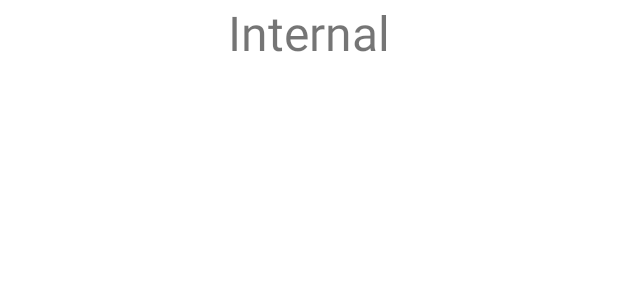
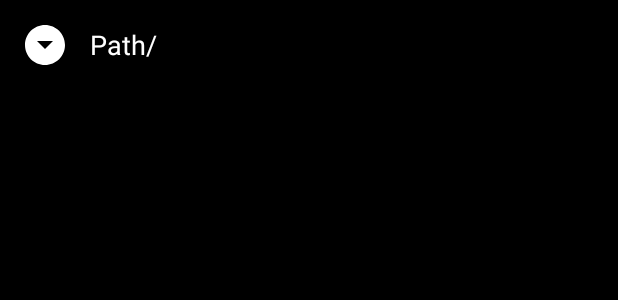
Before and after one commit to dg22844/file_explorer, an Android app: the layout fragment_internal.xml on its own in the app's theme, with its tools: preview values and no code run, on a phone screen of 412 x 824 dp. Shown: the top 300 px of the screen. Run offline under Robolectric (Android 15) with nearby library versions, the phone set to English and light mode, and no system bars.

Commit message:
Fourth commit

```diff
--- a/app/build.gradle
+++ b/app/build.gradle
@@ -35,4 +35,5 @@ dependencies {
     testImplementation 'junit:junit:4.13.2'
     androidTestImplementation 'androidx.test.ext:junit:1.1.3'
     androidTestImplementation 'androidx.test.espresso:espresso-core:3.4.0'
+    implementation 'com.karumi:dexter:6.2.3'
 }
--- /dev/null
+++ b/app/src/main/res/drawable-v24/ic_android.xml
@@ -0,0 +1,5 @@
+<vector android:height="24dp" android:tint="#00FF5F"
+    android:viewportHeight="24" android:viewportWidth="24"
+    android:width="24dp" xmlns:android="http://schemas.android.com/apk/res/android">
+    <path android:fillColor="@android:color/white" android:pathData="M17.6,9.48l1.84,-3.18c0.16,-0.31 0.04,-0.69 -0.26,-0.85c-0.29,-0.15 -0.65,-0.06 -0.83,0.22l-1.88,3.24c-2.86,-1.21 -6.08,-1.21 -8.94,0L5.65,5.67c-0.19,-0.29 -0.58,-0.38 -0.87,-0.2C4.5,5.65 4.41,6.01 4.56,6.3L6.4,9.48C3.3,11.25 1.28,14.44 1,18h22C22.72,14.44 20.7,11.25 17.6,9.48zM7,15.25c-0.69,0 -1.25,-0.56 -1.25,-1.25c0,-0.69 0.56,-1.25 1.25,-1.25S8.25,13.31 8.25,14C8.25,14.69 7.69,15.25 7,15.25zM17,15.25c-0.69,0 -1.25,-0.56 -1.25,-1.25c0,-0.69 0.56,-1.25 1.25,-1.25s1.25,0.56 1.25,1.25C18.25,14.69 17.69,15.25 17,15.25z"/>
+</vector>
--- /dev/null
+++ b/app/src/main/res/drawable-v24/ic_image.xml
@@ -0,0 +1,6 @@
+<vector android:height="24dp" android:viewportHeight="445"
+    android:viewportWidth="445.97" android:width="24dp" xmlns:android="http://schemas.android.com/apk/res/android">
+    <path android:fillColor="#00acea" android:pathData="m445.969,316.145v41.34c0,22.094 -17.906,40 -40,40h-365.969c-22.09,0 -40,-17.906 -40,-40v-27.309l85.238,-56.77c13.441,-8.844 30.871,-8.777 44.242,0.168l50.918,34.07c17.809,11.922 41.848,7.688 54.512,-9.598l68.109,-92.98c7.609,-10.387 19.75,-16.477 32.621,-16.363 12.875,0.113 24.906,6.414 32.328,16.934zM445.969,316.145"/>
+    <path android:fillColor="#00efd1" android:pathData="m445.969,87.484v228.66l-78,-110.508c-7.422,-10.52 -19.453,-16.82 -32.328,-16.934 -12.871,-0.113 -25.012,5.977 -32.621,16.363l-68.109,92.98c-12.664,17.285 -36.703,21.52 -54.512,9.598l-50.918,-34.07c-13.371,-8.945 -30.801,-9.012 -44.242,-0.168l-85.238,56.77v-242.691c0,-22.09 17.91,-40 40,-40h365.969c22.094,0 40,17.91 40,40zM445.969,87.484"/>
+    <path android:fillColor="#fedb41" android:pathData="m176.961,103.484c31.871,-0.004 57.707,25.832 57.711,57.703 0,31.871 -25.836,57.707 -57.707,57.707s-57.707,-25.84 -57.703,-57.711c0,-31.867 25.832,-57.699 57.699,-57.699zM176.961,103.484"/>
+</vector>
--- /dev/null
+++ b/app/src/main/res/drawable-v24/ic_pdf.xml
@@ -0,0 +1,6 @@
+<vector android:height="24dp" android:viewportHeight="309.267"
+    android:viewportWidth="309.267" android:width="24dp" xmlns:android="http://schemas.android.com/apk/res/android">
+    <path android:fillColor="#E2574C" android:pathData="M38.658,0h164.23l87.049,86.711v203.227c0,10.679 -8.659,19.329 -19.329,19.329H38.658c-10.67,0 -19.329,-8.65 -19.329,-19.329V19.329C19.329,8.65 27.989,0 38.658,0z"/>
+    <path android:fillColor="#B53629" android:pathData="M289.658,86.981h-67.372c-10.67,0 -19.329,-8.659 -19.329,-19.329V0.193L289.658,86.981z"/>
+    <path android:fillColor="#FFFFFF" android:pathData="M217.434,146.544c3.238,0 4.823,-2.822 4.823,-5.557c0,-2.832 -1.653,-5.567 -4.823,-5.567h-18.44c-3.605,0 -5.615,2.986 -5.615,6.282v45.317c0,4.04 2.3,6.282 5.412,6.282c3.093,0 5.403,-2.242 5.403,-6.282v-12.438h11.153c3.46,0 5.19,-2.832 5.19,-5.644c0,-2.754 -1.73,-5.49 -5.19,-5.49h-11.153v-16.903C204.194,146.544 217.434,146.544 217.434,146.544zM155.107,135.42h-13.492c-3.663,0 -6.263,2.513 -6.263,6.243v45.395c0,4.629 3.74,6.079 6.417,6.079h14.159c16.758,0 27.824,-11.027 27.824,-28.047C183.743,147.095 173.325,135.42 155.107,135.42zM155.755,181.946h-8.225v-35.334h7.413c11.221,0 16.101,7.529 16.101,17.918C171.044,174.253 166.25,181.946 155.755,181.946zM106.33,135.42H92.964c-3.779,0 -5.886,2.493 -5.886,6.282v45.317c0,4.04 2.416,6.282 5.663,6.282s5.663,-2.242 5.663,-6.282v-13.231h8.379c10.341,0 18.875,-7.326 18.875,-19.107C125.659,143.152 117.425,135.42 106.33,135.42zM106.108,163.158h-7.703v-17.097h7.703c4.755,0 7.78,3.711 7.78,8.553C113.878,159.447 110.863,163.158 106.108,163.158z"/>
+</vector>
--- /dev/null
+++ b/app/src/main/res/drawable/ic_dropdown.xml
@@ -0,0 +1,5 @@
+<vector android:height="24dp" android:tint="#FFFFFF"
+    android:viewportHeight="24" android:viewportWidth="24"
+    android:width="24dp" xmlns:android="http://schemas.android.com/apk/res/android">
+    <path android:fillColor="@android:color/white" android:pathData="M12,2C6.48,2 2,6.48 2,12s4.48,10 10,10 10,-4.48 10,-10S17.52,2 12,2zM12,14l-4,-4h8l-4,4z"/>
+</vector>
--- a/app/src/main/res/layout/fragment_internal.xml
+++ b/app/src/main/res/layout/fragment_internal.xml
@@ -1,15 +1,38 @@
 <?xml version="1.0" encoding="utf-8"?>
 <LinearLayout xmlns:android="http://schemas.android.com/apk/res/android"
     android:layout_width="match_parent"
-    android:layout_height="match_parent">
+    android:layout_height="match_parent"
+    android:background="@color/black"
+    android:orientation="vertical">
 
-    <TextView
-        android:text="Internal"
-        android:textSize="32sp"
-        android:gravity="center"
+    <LinearLayout
+        android:layout_width="match_parent"
+        android:layout_height="60dp">
 
+        <ImageView
+            android:id="@+id/img_back"
+            android:padding="14dp"
+            android:src="@drawable/ic_dropdown"
+            android:layout_width="60dp"
+            android:layout_height="60dp">
+        </ImageView>
+
+        <TextView
+            android:id="@+id/tv_pathHolder"
+            android:text="Path/"
+            android:textColor="@color/white"
+            android:textSize="18sp"
+            android:gravity="center_vertical"
+            android:layout_width="match_parent"
+            android:layout_height="60dp">
+        </TextView>
+
+    </LinearLayout>
+
+    <androidx.recyclerview.widget.RecyclerView
+        android:id="@+id/recycler_internal"
         android:layout_width="match_parent"
-        android:layout_height="wrap_content">
-    </TextView>
+        android:layout_height="match_parent">
 
+    </androidx.recyclerview.widget.RecyclerView>
 </LinearLayout>
```
Also changed, not shown: app/src/main/AndroidManifest.xml (+6 -1 lines), app/src/main/java/com/example/file_explorer/FileAdapter.java (added, +80 -0 lines), app/src/main/java/com/example/file_explorer/FileViewHolder.java (added, +25 -0 lines), app/src/main/java/com/example/file_explorer/Fragments/InternalFragment.java (+107 -0 lines), app/src/main/res/drawable-v24/ic_docs.xml (added, +10 -0 lines), app/src/main/res/drawable-v24/ic_music.xml (added, +10 -0 lines), app/src/main/res/layout/file_container.xml (added, +56 -0 lines).
